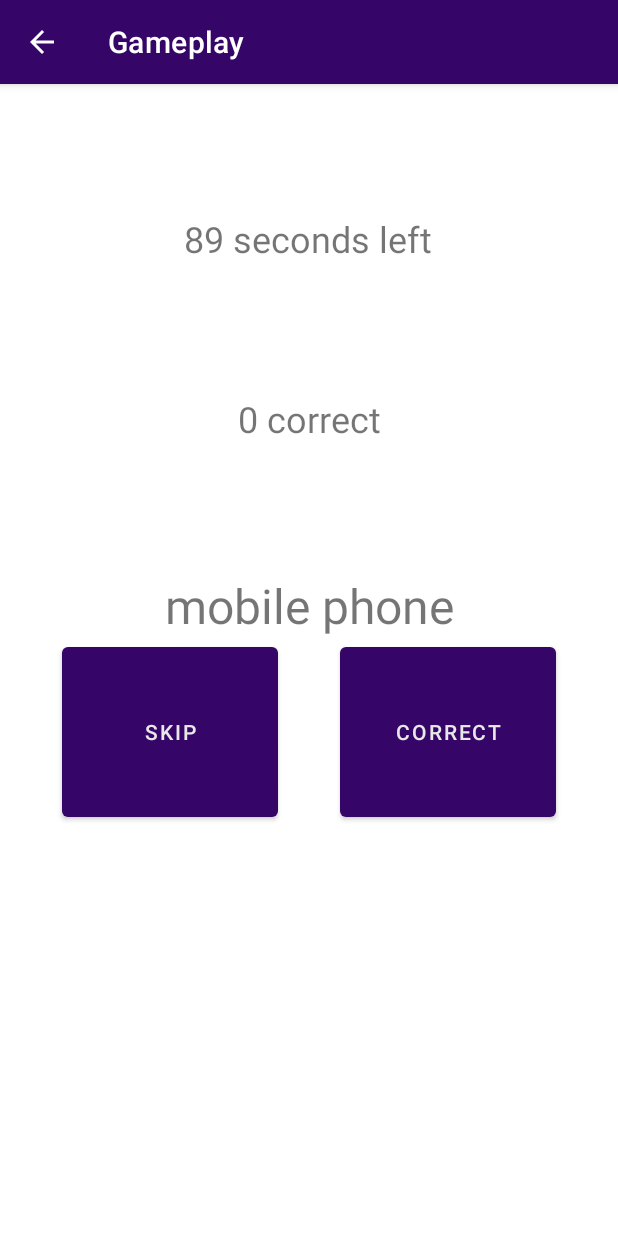
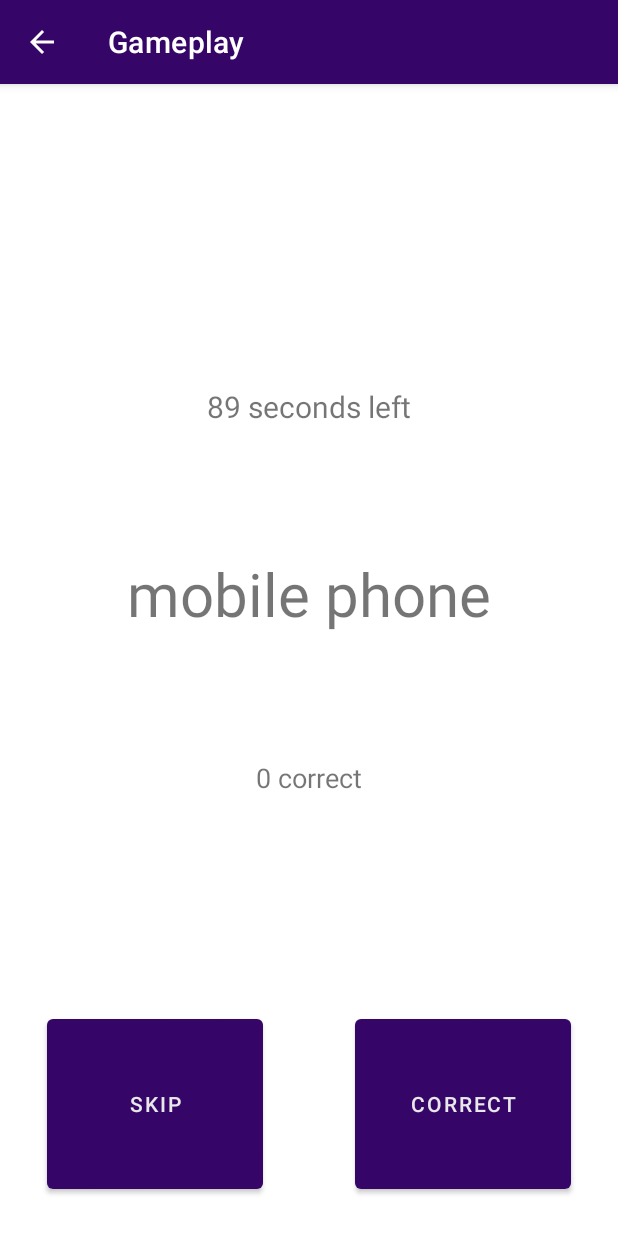
Before and after one commit to sw21-tug/Team_24, an Android app: the GamePrototypeFragment screen opened directly, with no data from a screen before it, on a phone screen of 412 x 824 dp. Shown: the top 1233 px of the screen. Run offline under Robolectric (Android 15) with nearby library versions, the phone set to English and light mode, and no system bars; our stand-ins replace Room's generated code.

Commit message:
GW-005-B changed layout of prototype; added more string replacements [TA, WF]

```diff
--- a/app/src/main/res/layout/fragment_game_prototype.xml
+++ b/app/src/main/res/layout/fragment_game_prototype.xml
@@ -7,62 +7,62 @@
     tools:context=".StartGameActivity">
 
 
-    <Button
-        android:id="@+id/btn_skipWord"
-        android:layout_width="144dp"
-        android:layout_height="125dp"
-        android:text="Skip"
-        app:layout_constraintHorizontal_bias="0.142"
+    <TextView
+        android:id="@+id/txt_fieldTimer"
+        android:layout_width="wrap_content"
+        android:layout_height="wrap_content"
+        android:text="@string/placeholder_timer"
+        android:textSize="@dimen/textSize_timer"
+        android:paddingBottom="@dimen/paddingTopBottom_towardsWord"
+        app:layout_constraintBottom_toTopOf="@id/txt_fieldWordCounter"
         app:layout_constraintLeft_toLeftOf="parent"
-        app:layout_constraintRight_toLeftOf="@id/btn_correctWord"
-        app:layout_constraintTop_toBottomOf="@id/txt_fieldWord" />
-
-    <Button
-        android:id="@+id/btn_correctWord"
-        android:layout_width="144dp"
-        android:layout_height="125dp"
-        android:text="Correct"
-        app:layout_constraintHorizontal_bias="0.823"
-        app:layout_constraintLeft_toRightOf="@id/btn_skipWord"
         app:layout_constraintRight_toRightOf="parent"
-        app:layout_constraintTop_toBottomOf="@id/txt_fieldWord"
-        app:layout_constraintBaseline_toBaselineOf="@id/btn_skipWord" />
+        app:layout_constraintTop_toTopOf="parent"/>
 
     <TextView
         android:id="@+id/txt_fieldWord"
         android:layout_width="wrap_content"
         android:layout_height="wrap_content"
-        android:text="Word"
-        android:textSize="32dp"
-        app:layout_constraintBottom_toBottomOf="parent"
+        android:text="@string/placeholder_word"
+        android:textSize="@dimen/textSize_word"
+        app:layout_constraintBottom_toTopOf="@id/txt_fieldWordCounter"
         app:layout_constraintLeft_toLeftOf="parent"
         app:layout_constraintRight_toRightOf="parent"
-        app:layout_constraintTop_toTopOf="parent"
-        app:layout_constraintVertical_bias="0.450"/>
+        app:layout_constraintTop_toBottomOf="@id/txt_fieldTimer"
+        />
 
     <TextView
         android:id="@+id/txt_fieldWordCounter"
         android:layout_width="wrap_content"
         android:layout_height="wrap_content"
-        android:text="Word Counter"
-        android:textSize="24dp"
-        app:layout_constraintBottom_toTopOf="@id/txt_fieldWord"
-        app:layout_constraintLeft_toLeftOf="parent"
-        app:layout_constraintRight_toRightOf="parent"
-        app:layout_constraintTop_toBottomOf="@id/txt_fieldTimer"
-        app:layout_constraintVertical_bias="0.647" />
-
-    <TextView
-        android:id="@+id/txt_fieldTimer"
-        android:layout_width="wrap_content"
-        android:layout_height="wrap_content"
-        android:text="Timer"
-        android:textSize="24dp"
-        app:layout_constraintBottom_toTopOf="@id/txt_fieldWordCounter"
-        app:layout_constraintHorizontal_bias="0.498"
+        android:text="@string/placeholder_word_counter"
+        android:textSize="@dimen/textSize_word_Counter"
+        android:paddingTop="@dimen/paddingTopBottom_towardsWord"
+        app:layout_constraintBottom_toBottomOf="parent"
         app:layout_constraintLeft_toLeftOf="parent"
         app:layout_constraintRight_toRightOf="parent"
         app:layout_constraintTop_toTopOf="parent"
-        app:layout_constraintVertical_bias="0.547" />
+        app:layout_constraintVertical_bias="0.6"/>
 
+    <Button
+        android:id="@+id/btn_skipWord"
+        android:layout_width="@dimen/fixedWidth_SkipCorrectButton"
+        android:layout_height="@dimen/fixedHeight_SkipCorrectButton"
+        android:text="@string/skip"
+        android:layout_marginRight="@dimen/marginRight_SkipButton"
+        android:layout_marginEnd="@dimen/marginRight_SkipButton"
+        app:layout_constraintLeft_toLeftOf="parent"
+        app:layout_constraintRight_toLeftOf="@id/btn_correctWord"
+        app:layout_constraintTop_toBottomOf="@id/txt_fieldWordCounter"
+        app:layout_constraintBottom_toBottomOf="parent"
+        app:layout_constraintVertical_bias="0.85"/>
+
+    <Button
+        android:id="@+id/btn_correctWord"
+        android:layout_width="@dimen/fixedWidth_SkipCorrectButton"
+        android:layout_height="@dimen/fixedHeight_SkipCorrectButton"
+        android:text="@string/correct"
+        app:layout_constraintLeft_toRightOf="@id/btn_skipWord"
+        app:layout_constraintRight_toRightOf="parent"
+        app:layout_constraintBaseline_toBaselineOf="@id/btn_skipWord" />
 </androidx.constraintlayout.widget.ConstraintLayout>
--- a/app/src/main/res/values/dimens.xml
+++ b/app/src/main/res/values/dimens.xml
@@ -9,21 +9,28 @@
 
     <dimen name="marginTopBottom_CW_li">7dp</dimen>
 
-
+    <dimen name="marginRight_SkipButton">30dp</dimen>
 <!--    Paddings:-->
     <dimen name="paddingTop_CW_editText">20dp</dimen>
     <dimen name="paddingBottom_lbl_CW_list">5dp</dimen>
+
+    <dimen name="paddingTopBottom_towardsWord">10dp</dimen>
 
 
 <!--    Fixed Heights:-->
     <dimen name="fixedHeight_CW_list">500dp</dimen>
 
+    <dimen name="fixedHeight_SkipCorrectButton">125dp</dimen>
+
 
 <!--    Fixed Widths:-->
+    <dimen name="fixedWidth_SkipCorrectButton">144dp</dimen>
 
 
 <!--    Text Size:    -->
     <dimen name="textSize_lbl_CW_list">18sp</dimen>
 
-
+    <dimen name="textSize_word_Counter">18sp</dimen>
+    <dimen name="textSize_word">40sp</dimen>
+    <dimen name="textSize_timer">20sp</dimen>
 </resources>
--- a/app/src/main/res/values/strings.xml
+++ b/app/src/main/res/values/strings.xml
@@ -9,4 +9,9 @@
     <string name="time_display">%1$d seconds left</string>
     <string name="time_finish">Finished!</string>
     <string name="correct_words">%1$d correct</string>
+    <string name="placeholder_word">Word</string>
+    <string name="placeholder_timer">Timer</string>
+    <string name="placeholder_word_counter">Word Counter</string>
+    <string name="skip">Skip</string>
+    <string name="correct">Correct</string>
 </resources>
```
